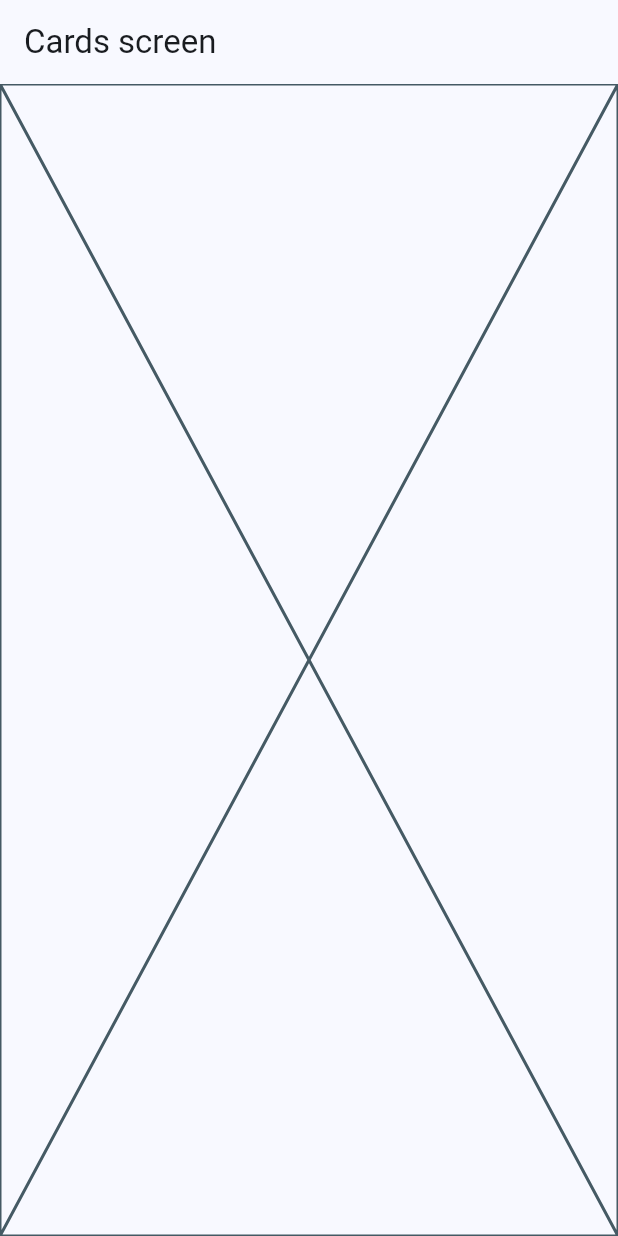
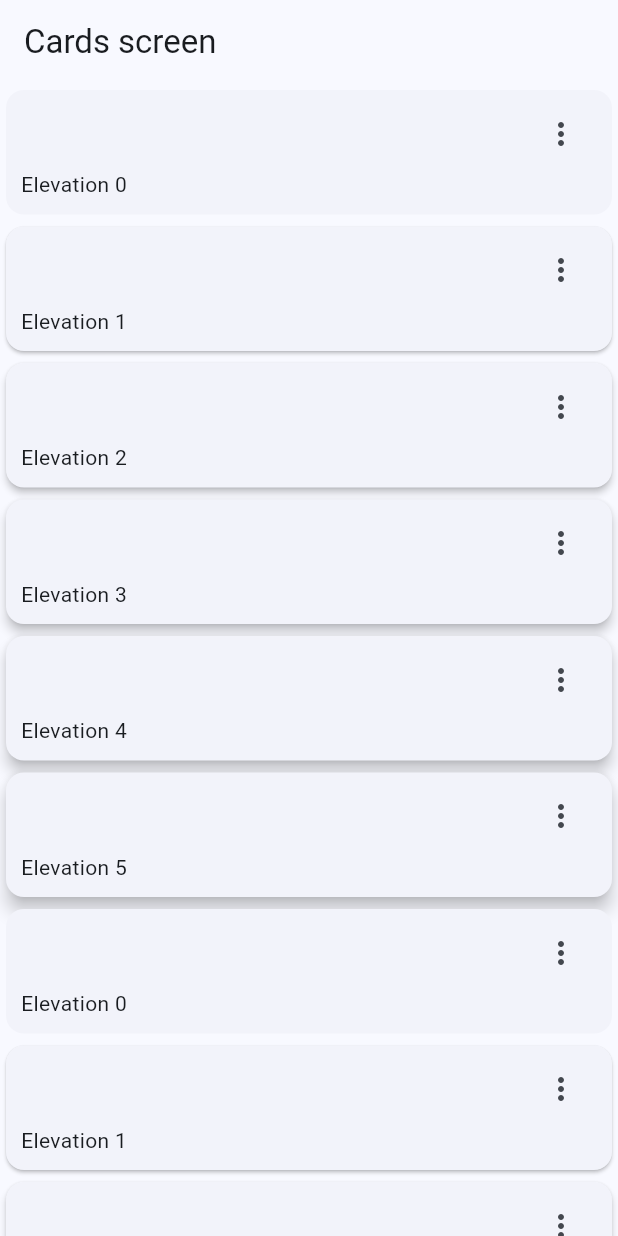
Before and after one commit to Dave-Gom/p_widgetApp, a Flutter app: the CardsScreen screen opened by its route, on a phone screen of 412 x 824 dp. Run offline on Flutter 3.47's test engine with Material 3 defaults, Android fonts, the phone set to English and light mode, and no system bars; our stand-ins replace go_router.

Commit message:
cards inicio

```diff
--- a/lib/presentation/screens/cards/cards_screen.dart
+++ b/lib/presentation/screens/cards/cards_screen.dart
@@ -1,4 +1,13 @@
 import 'package:flutter/material.dart';
+
+const cards = <Map<String, dynamic>>[
+  {"elevation": 0.0, "lavel": "Elevation 0"},
+  {"elevation": 1.0, "lavel": "Elevation 1"},
+  {"elevation": 2.0, "lavel": "Elevation 2"},
+  {"elevation": 3.0, "lavel": "Elevation 3"},
+  {"elevation": 4.0, "lavel": "Elevation 4"},
+  {"elevation": 5.0, "lavel": "Elevation 5"},
+];
 
 class CardsScreen extends StatelessWidget {
   static const String name = "cards_screen";
@@ -11,7 +20,61 @@ class CardsScreen extends StatelessWidget {
       appBar: AppBar(
         title: const Text("Cards screen"),
       ),
-      body: const Placeholder(),
+      body: const _CardsView(),
     );
   }
 }
+
+class _CardsView extends StatelessWidget {
+  const _CardsView({
+    super.key,
+  });
+
+  @override
+  Widget build(BuildContext context) {
+    return SingleChildScrollView(
+      child: Column(
+        children: [
+          ...cards.map((card) => _CartType1(
+                elevation: card['elevation'],
+                label: card["lavel"],
+              )),
+          ...cards.map((card) => _CartType1(
+                elevation: card['elevation'],
+                label: card["lavel"],
+              ))
+        ],
+      ),
+    );
+  }
+}
+
+class _CartType1 extends StatelessWidget {
+  final String label;
+  final double elevation;
+  const _CartType1({
+    super.key,
+    required this.label,
+    required this.elevation,
+  });
+
+  @override
+  Widget build(BuildContext context) {
+    return Card(
+      elevation: elevation,
+      child: Padding(
+        padding: const EdgeInsets.fromLTRB(10, 5, 10, 10),
+        child: Column(children: [
+          Align(
+              alignment: Alignment.topRight,
+              child: IconButton(
+                  onPressed: () {}, icon: Icon(Icons.more_vert_outlined))),
+          Align(
+            alignment: Alignment.bottomLeft,
+            child: Text(label),
+          )
+        ]),
+      ),
+    );
+  }
+}
```
